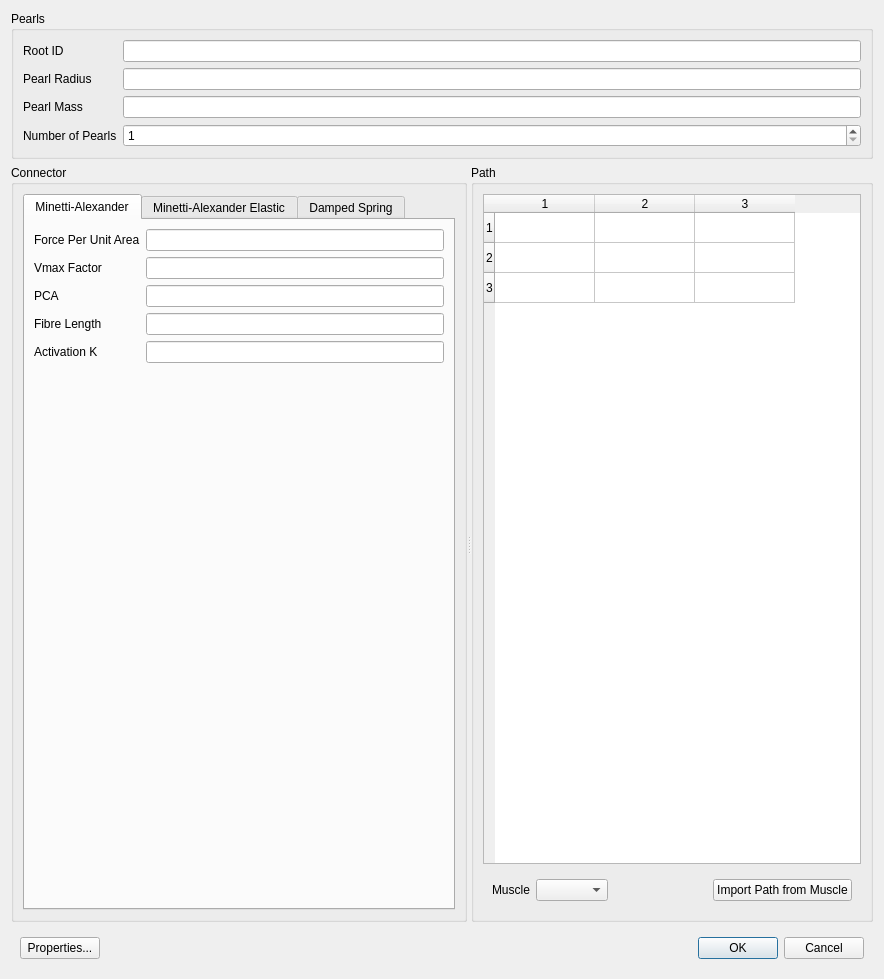
Qt form GaitSymQt/DialogStringOfPearlsBuilder.ui (wol101/GaitSym5) before a commit.
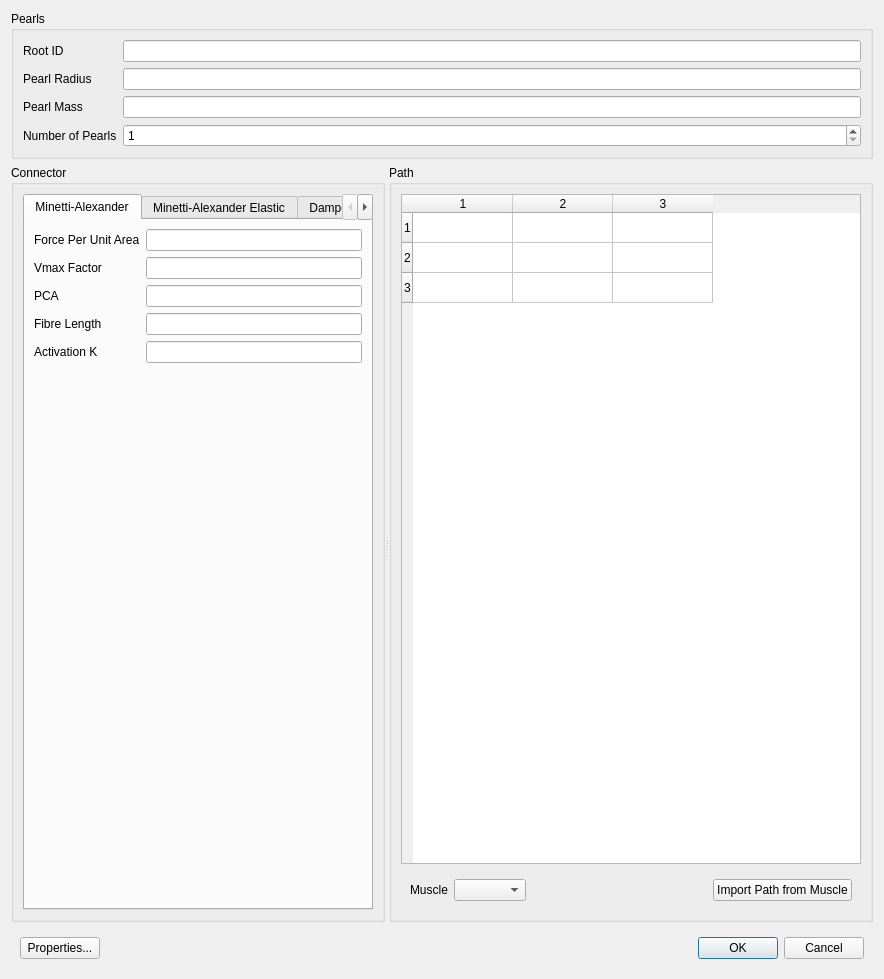
The same form after that commit. Custom widgets are drawn as their Qt base class.

Commit message: StringOfPearlsBuilder import logic fix

The edit to the form file:
```diff
--- a/GaitSymQt/DialogStringOfPearlsBuilder.ui
+++ b/GaitSymQt/DialogStringOfPearlsBuilder.ui
@@ -78,7 +78,7 @@
      <widget class="QGroupBox" name="groupBox">
       <property name="sizePolicy">
        <sizepolicy hsizetype="Expanding" vsizetype="Preferred">
-        <horstretch>1</horstretch>
+        <horstretch>0</horstretch>
         <verstretch>0</verstretch>
        </sizepolicy>
       </property>
```
The commit also changes 1 other file.
